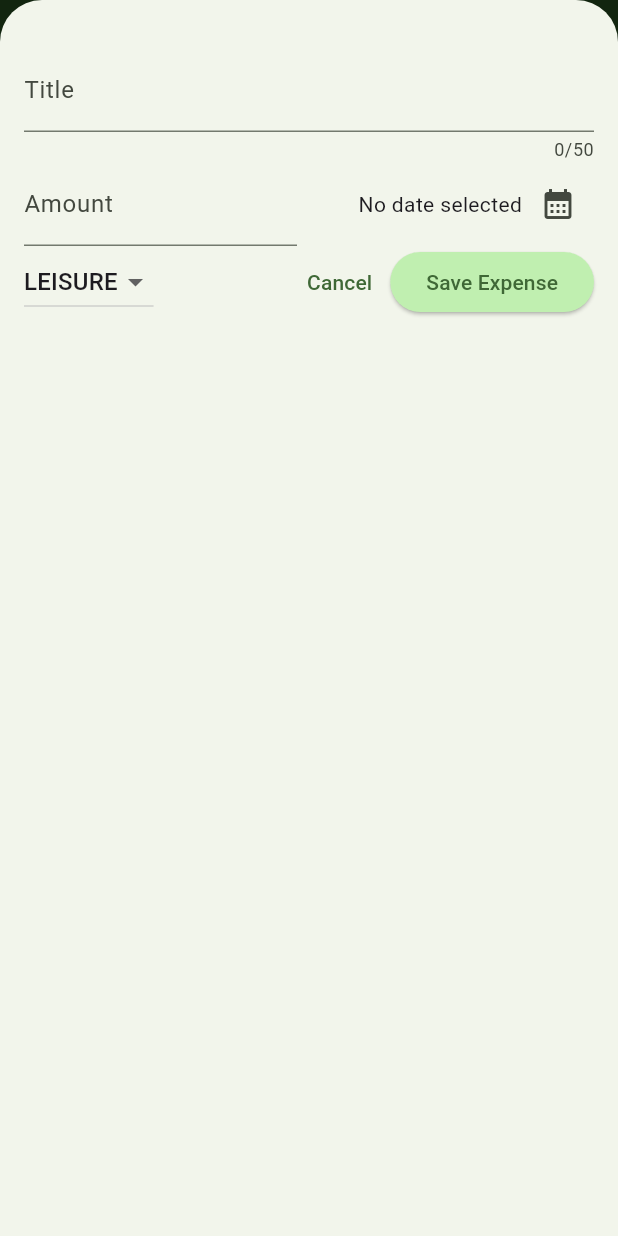
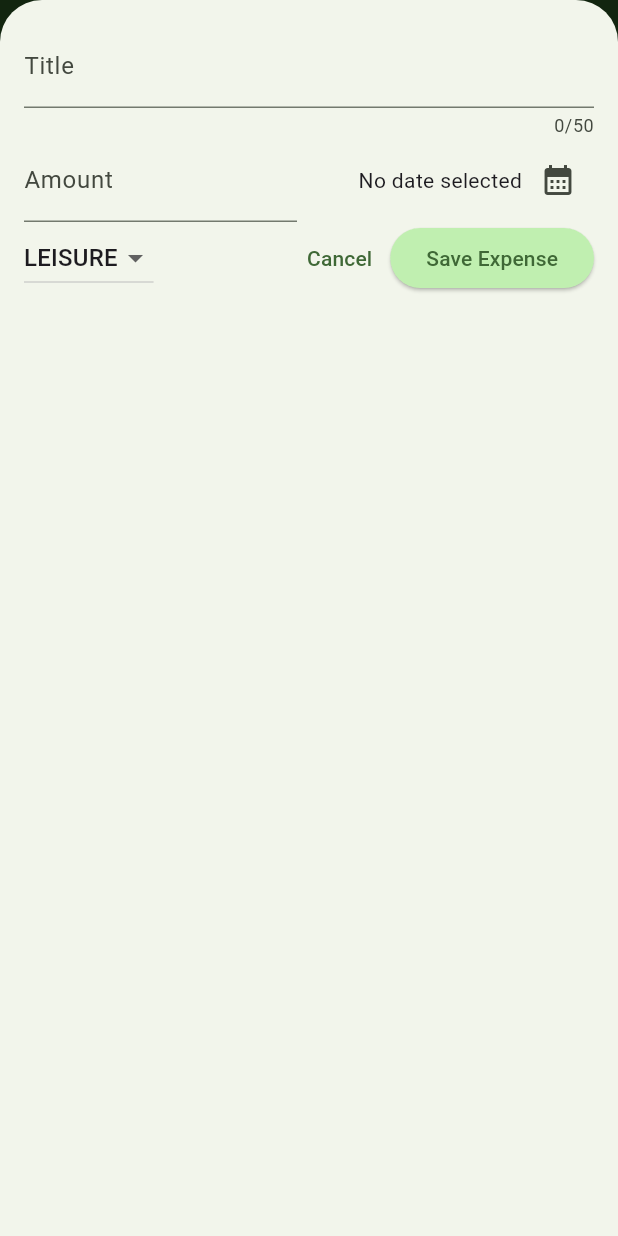
Before and after one commit to IvanHahan/expense_tracker, a Flutter app: the screen it shows after launch, after a tap on the "add" icon, on a phone screen of 412 x 824 dp. Run offline on Flutter 3.47's test engine with Material 3 defaults, Android fonts, the phone set to English and light mode, and no system bars.

Commit message:
update for lec 6

```diff
--- a/lib/widgets/expenses.dart
+++ b/lib/widgets/expenses.dart
@@ -65,6 +65,7 @@ class _ExpensesState extends State<Expenses> {
 
   void _openAddExpenseOverlay() {
     showModalBottomSheet(
+        useSafeArea: true,
         isScrollControlled: true,
         context: context,
         builder: (ctx) => NewExpense(onAddExpense: _addExpense));
@@ -72,6 +73,7 @@ class _ExpensesState extends State<Expenses> {
 
   @override
   Widget build(BuildContext context) {
+    final aspectRatio = MediaQuery.of(context).size.aspectRatio;
     Widget mainContent = const Center(
       child: Text('No expenses found. Start adding some!'),
     );
@@ -91,12 +93,18 @@ class _ExpensesState extends State<Expenses> {
                 onPressed: _openAddExpenseOverlay, icon: const Icon(Icons.add))
           ],
         ),
-      body: Column(
+        body: aspectRatio < 1
+            ? Column(
                 children: [
                   Chart(expenses: _registeredExpenses),
                   Expanded(child: mainContent),
                 ],
-      ),
-    );
+              )
+            : Row(
+                children: [
+                  Expanded(child: Chart(expenses: _registeredExpenses)),
+                  Expanded(child: mainContent),
+                ],
+              ));
   }
 }
--- a/lib/widgets/new_expense.dart
+++ b/lib/widgets/new_expense.dart
@@ -78,31 +78,26 @@ class _NewExpenseState extends State<NewExpense> {
 
   @override
   Widget build(BuildContext context) {
-    return Padding(
-      padding: const EdgeInsets.fromLTRB(16, 32, 16, 16),
-      child: Column(
-        children: [
-          TextField(
+    return LayoutBuilder(builder: (ctx, constraints) {
+      final width = constraints.maxWidth;
+
+      final titleField = TextField(
         controller: _titleController,
         maxLength: 50,
         decoration: const InputDecoration(
           label: Text('Title'),
         ),
-          ),
-          Row(
-            children: [
-              Expanded(
-                child: TextField(
+      );
+      final amountField = TextField(
         controller: _amountController,
         keyboardType: TextInputType.number,
         decoration: const InputDecoration(
           prefixText: '\$',
           label: Text('Amount'),
         ),
-                ),
-              ),
-              const SizedBox(width: 16),
-              Expanded(
+      );
+
+      final datePicker = Expanded(
         child: Row(
           mainAxisAlignment: MainAxisAlignment.end,
           crossAxisAlignment: CrossAxisAlignment.center,
@@ -116,8 +111,29 @@ class _NewExpenseState extends State<NewExpense> {
             ),
           ],
         ),
+      );
+
+      return Padding(
+        padding: const EdgeInsets.fromLTRB(16, 16, 16, 16),
+        child: Column(
+          children: [
+            (width < 600)
+                ? titleField
+                : Row(crossAxisAlignment: CrossAxisAlignment.start, children: [
+                    Expanded(child: titleField),
+                    const SizedBox(width: 16),
+                    Expanded(child: amountField)
+                  ]),
+            Row(
+              children: (width < 600)
+                  ? [
+                      Expanded(
+                        child: amountField,
                       ),
-            ],
+                      const SizedBox(width: 16),
+                      datePicker,
+                    ]
+                  : [datePicker],
             ),
             Row(
               children: [
@@ -156,5 +172,6 @@ class _NewExpenseState extends State<NewExpense> {
           ],
         ),
       );
+    });
   }
 }
```
Lines whose indentation alone changed are shown as unchanged.
